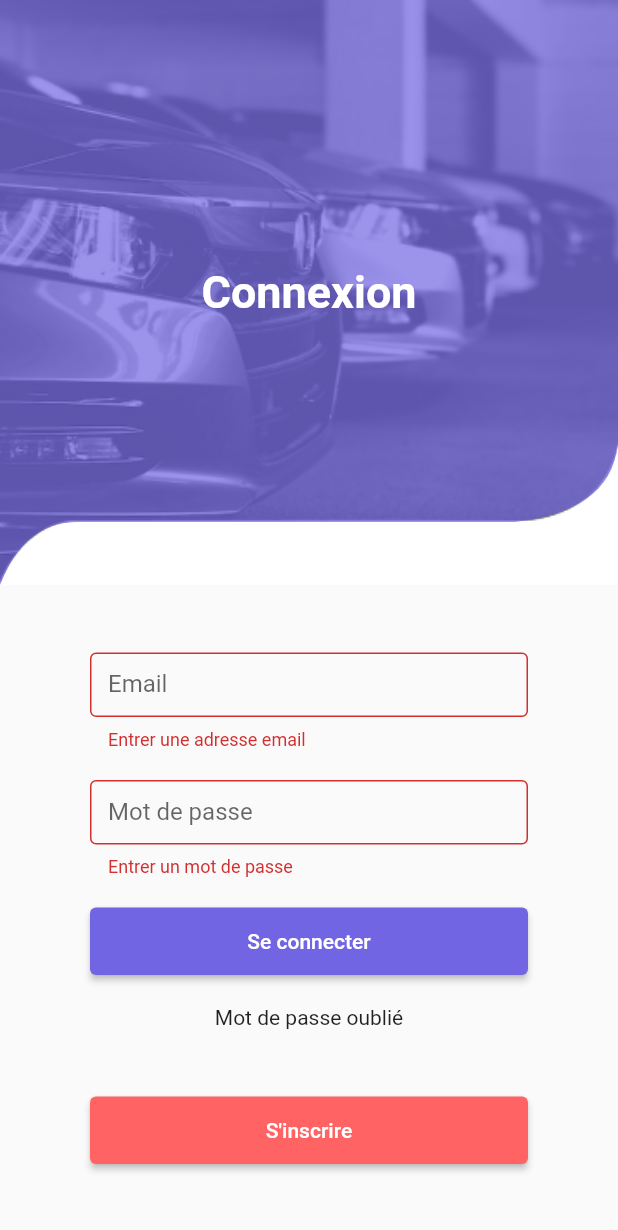
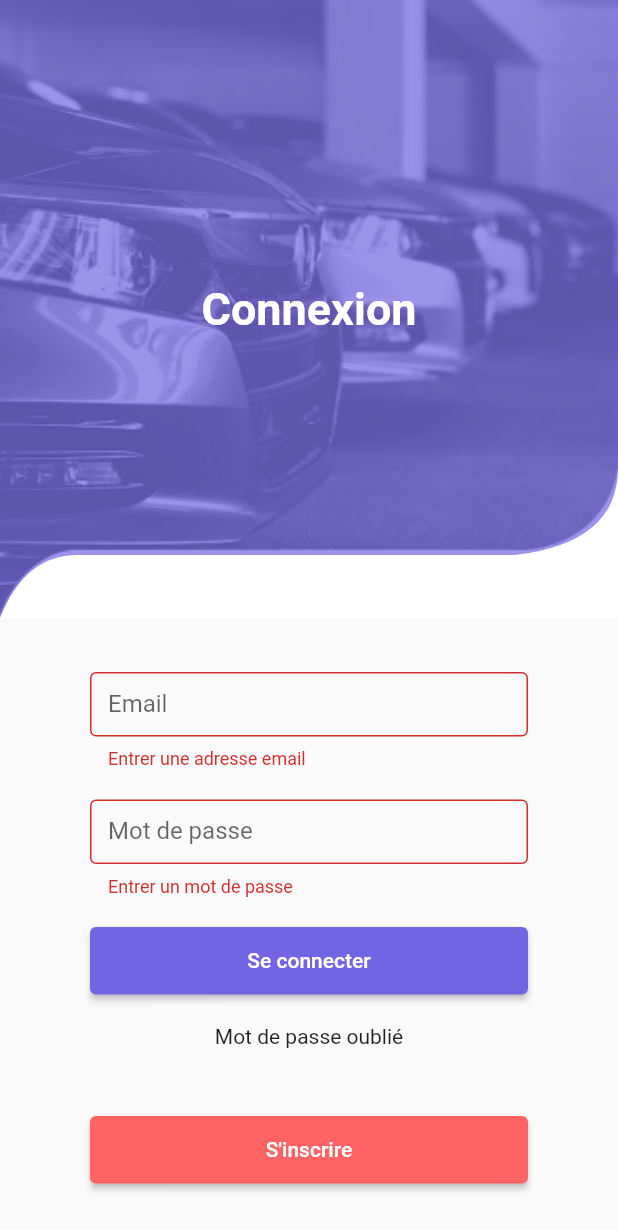
Before and after one commit to niakatemadi/boboloc_test, a Flutter app: the screen it shows after launch, after a tap on "Se connecter", on a phone screen of 412 x 824 dp. Shown: the top 1230 px of the screen. Run offline on Flutter 3.47's test engine with Material 2 defaults, Android fonts, the phone set to English and light mode, and no system bars; our stand-ins replace cloud_firestore, firebase_auth, firebase_core, firebase_storage, go_router, google_nav_bar and 5 more; missing offline and left inert: crypt, dart:ffi, datepicker_dropdown, month_year_picker; accounts and stored records are empty.

Commit message:
add responsive

```diff
--- a/lib/database/authentication.dart
+++ b/lib/database/authentication.dart
@@ -77,9 +77,8 @@ class Authentication {
       final credential = await FirebaseAuth.instance
           .signInWithEmailAndPassword(email: email, password: passwordCrypted);
 
-      var userDatas = credential.user;
-
-      print(userDatas);
+      var userId = credential.user!.uid;
+      return userId;
     } on FirebaseAuthException catch (e) {
       if (e.code == 'user-not-found') {
         print('No user found for that email.');
--- a/lib/pages/calendar_page.dart
+++ b/lib/pages/calendar_page.dart
@@ -105,8 +105,8 @@ class _CalendarPageState extends State<CalendarPage> {
                   child: Column(
                     children: [
                       Container(
-                        height: 100,
-                        padding: const EdgeInsets.fromLTRB(20, 75, 0, 0),
+                        height: 20,
+                        margin: const EdgeInsets.fromLTRB(20, 34, 0, 0),
                         width: MediaQuery.of(context).size.width,
                         child: const Text(
                           'Calendrier',
--- a/lib/pages/cars_list_page.dart
+++ b/lib/pages/cars_list_page.dart
@@ -46,11 +46,6 @@ class _CarsListPageState extends State<CarsListPage> {
                         ],
                       ),
                     ),
-                    ElevatedButton(
-                        onPressed: () async {
-                          await FirebaseAuth.instance.signOut();
-                        },
-                        child: const Text('Log out')),
                     Container(
                       margin: const EdgeInsets.fromLTRB(0, 0, 25, 0),
                       height: 50,
--- a/lib/pages/contract_form_page.dart
+++ b/lib/pages/contract_form_page.dart
@@ -82,11 +82,6 @@ class _ContractFormPageState extends State<ContractFormPage> {
     return Scaffold(
       appBar: AppBar(
           backgroundColor: MyColors(opacity: 1).primary,
-          leading: IconButton(
-              onPressed: () {
-                context.go('/cars_list');
-              },
-              icon: const Icon(Icons.arrow_back)),
           title: Text('Contrat de location : $carBrand')),
       body: Container(
         decoration: BoxDecoration(
--- a/lib/pages/navigation_page.dart
+++ b/lib/pages/navigation_page.dart
@@ -2,6 +2,7 @@ import 'package:boboloc/models/car_model.dart';
 import 'package:boboloc/pages/calendar_page.dart';
 import 'package:boboloc/pages/car_details_page.dart';
 import 'package:boboloc/pages/cars_list_page.dart';
+import 'package:boboloc/pages/contact_us_page.dart';
 import 'package:boboloc/pages/create_new_car_page.dart';
 import 'package:boboloc/pages/profile_page.dart';
 import 'package:flutter/material.dart';
--- a/lib/pages/sign_in_page.dart
+++ b/lib/pages/sign_in_page.dart
@@ -1,6 +1,7 @@
 import 'package:boboloc/constants/colors/colors.dart';
 import 'package:boboloc/database/authentication.dart';
 import 'package:boboloc/utils/clipper.dart';
+import 'package:firebase_auth/firebase_auth.dart';
 import 'package:flutter/material.dart';
 import 'package:go_router/go_router.dart';
 
@@ -13,9 +14,13 @@ class SignInPage extends StatefulWidget {
 
 class _SignInPageState extends State<SignInPage> {
   final GlobalKey<FormState> _formKey = GlobalKey<FormState>();
+  String wrongEmailOrPassword = '';
   String _email = '';
   String _password = '';
   bool _isFieldEmpty = false;
+  goToWrapperPage() {
+    context.go('/wrapper_page');
+  }
 
   @override
   Widget build(BuildContext context) {
@@ -25,7 +30,7 @@ class _SignInPageState extends State<SignInPage> {
         children: [
           Stack(children: [
             Container(
-              height: 390,
+              height: MediaQuery.of(context).size.height / 2,
               width: MediaQuery.of(context).size.width,
               decoration: BoxDecoration(color: MyColors(opacity: 1).tertiary),
               child: const Image(
@@ -36,7 +41,7 @@ class _SignInPageState extends State<SignInPage> {
             ClipPath(
               clipper: WaveClipper(),
               child: Container(
-                height: 390,
+                height: MediaQuery.of(context).size.height / 2,
                 width: MediaQuery.of(context).size.width,
                 decoration: BoxDecoration(
                   color: MyColors(opacity: 0.7).primary,
@@ -54,16 +59,23 @@ class _SignInPageState extends State<SignInPage> {
             ),
           ]),
           Container(
-            height: MediaQuery.of(context).size.height - 390,
+            height: MediaQuery.of(context).size.height / 2,
             width: MediaQuery.of(context).size.width,
             child: Column(children: [
-              const SizedBox(height: 45),
+              const SizedBox(height: 10),
               Form(
                   key: _formKey,
                   child: SizedBox(
                     width: MediaQuery.of(context).size.width - 120,
                     child: Column(
                       children: [
+                        Text(
+                          wrongEmailOrPassword,
+                          style: const TextStyle(color: Colors.red),
+                        ),
+                        const SizedBox(
+                          height: 10,
+                        ),
                         SizedBox(
                           height: _isFieldEmpty ? 65 : 45,
                           child: TextFormField(
@@ -121,11 +133,17 @@ class _SignInPageState extends State<SignInPage> {
                           child: ElevatedButton(
                             onPressed: () async {
                               if (_formKey.currentState!.validate()) {
-                                print('user connected !');
-                                print(_email);
-                                print(_password);
-                                await Authentication()
+                                var isLogged = await Authentication()
                                     .signIn(email: _email, password: _password);
+
+                                if (isLogged != null) {
+                                  goToWrapperPage();
+                                } else {
+                                  setState(() {
+                                    wrongEmailOrPassword =
+                                        'Email ou mot de passe incorrect !';
+                                  });
+                                }
                               }
                             },
                             style: ButtonStyle(
--- a/lib/router/router.dart
+++ b/lib/router/router.dart
@@ -1,9 +1,11 @@
 import 'package:boboloc/pages/calendar_page.dart';
 import 'package:boboloc/pages/car_details_page.dart';
 import 'package:boboloc/pages/cars_list_page.dart';
+import 'package:boboloc/pages/contact_us_page.dart';
 import 'package:boboloc/pages/contract_form_page.dart';
 import 'package:boboloc/pages/create_new_car_page.dart';
 import 'package:boboloc/pages/navigation_page.dart';
+import 'package:boboloc/pages/profile_page.dart';
 import 'package:boboloc/pages/sign_in_page.dart';
 import 'package:boboloc/pages/sign_up_page.dart';
 import 'package:boboloc/pages/wrapper/wrapper_page.dart';
@@ -68,7 +70,21 @@ class MyRouter {
         },
       ),
       GoRoute(
-        path: '/wrapper',
+        path: '/profile_page',
+        name: 'profile_page',
+        builder: (BuildContext context, GoRouterState state) {
+          return const ProfilePage();
+        },
+      ),
+      GoRoute(
+        path: '/contact_page',
+        name: 'contact_page',
+        builder: (BuildContext context, GoRouterState state) {
+          return ContactUsPage();
+        },
+      ),
+      GoRoute(
+        path: '/wrapper_page',
         builder: (BuildContext context, GoRouterState state) {
           return WrapperPage();
         },
```
Also changed, not shown: lib/pages/car_details_page.dart (+9 -6 lines), lib/pages/contact_us_page.dart (added, +143 -0 lines), lib/pages/profile_page.dart (+19 -11 lines), lib/widgets/buttons/logout_button.dart (+12 -1 lines), lib/widgets/cards/profile_card.dart (+12 -2 lines), assets/contact_us_logo.png (added).
